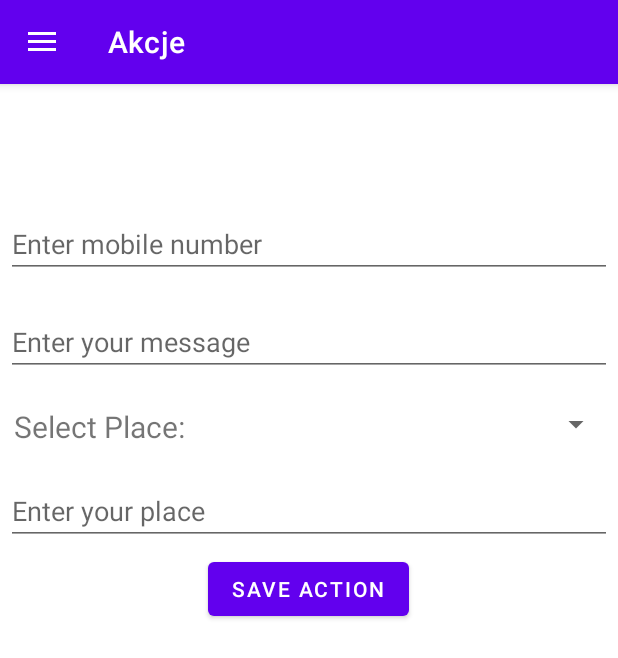
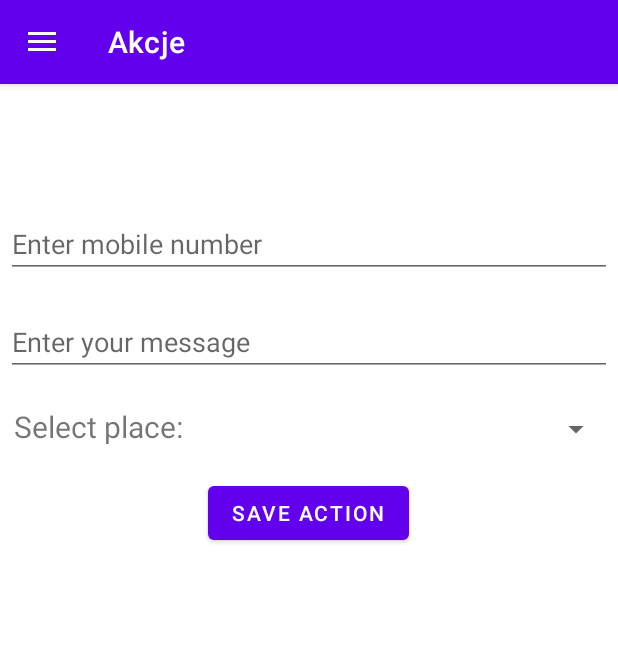
Before and after one commit to minni0n/Remloc, an Android app: the fragment AddActionFragment placed in its activity, on a phone screen of 412 x 824 dp. Shown: the top 658 px of the screen. Run offline under Robolectric (Android 15) with nearby library versions, the phone set to English and light mode, and no system bars; our stand-ins replace CircleImageView, Firebase (no records; nobody signed in at launch, a user with empty details on screens opened directly); pictures from the network do not load.

Commit message:
Edit Place in Firebase

```diff
--- a/app/src/main/AndroidManifest.xml
+++ b/app/src/main/AndroidManifest.xml
@@ -15,9 +15,7 @@
         android:roundIcon="@mipmap/ic_launcher_round"
         android:supportsRtl="true"
         android:theme="@style/Theme.RemLoc1" >
-        <activity
-            android:name=".EditActionActivity"
-            android:exported="false" />
+
         <activity
             android:name=".MapsActivity"
             android:exported="true"
--- a/app/src/main/java/com/example/remloc1/AddActionFragment.kt
+++ b/app/src/main/java/com/example/remloc1/AddActionFragment.kt
@@ -4,10 +4,7 @@ import android.annotation.SuppressLint
 import android.os.Bundle
 import android.view.LayoutInflater
 import android.view.ViewGroup
-import android.widget.Button
-import android.widget.EditText
-import android.widget.LinearLayout
-import android.widget.Toast
+import android.widget.*
 import androidx.fragment.app.Fragment
 import com.example.remloc1.Data.ActionsData
 import com.example.remloc1.databinding.FragmentAddActionBinding
@@ -23,8 +20,10 @@ class AddActionFragment : Fragment() {
     private lateinit var auth: FirebaseAuth
     private lateinit var phoneNumber: EditText
     private lateinit var smsText: EditText
-    private lateinit var placeName: EditText
+    private lateinit var placeName: Spinner
     private lateinit var button: Button
+    private lateinit var spinner: Spinner
+    private lateinit var places: MutableList<String>
 
 //    private val permissionRequest = 101
 
@@ -33,22 +32,45 @@ class AddActionFragment : Fragment() {
         inflater: LayoutInflater, container: ViewGroup?,
         savedInstanceState: Bundle?
     ): LinearLayout {
+
+
         // Inflate the layout for this fragment
         binding = FragmentAddActionBinding.inflate(layoutInflater)
+
+        places = mutableListOf("")
+//        places.clear()
+
+
+        spinner = binding.placesSpinner
+
+        readData()
+
+        val adapter: ArrayAdapter<String>? = activity?.let {
+            ArrayAdapter<String>(
+                it,
+                android.R.layout.simple_spinner_item, places
+            )
+        }
+
+        spinner.adapter = adapter
 
         button = binding.btnSaveAction
         auth = FirebaseAuth.getInstance()
         val uid = auth.currentUser?.uid
 
+//        Toast.makeText(activity, places.toString(), Toast.LENGTH_SHORT).show()
+
         button.setOnClickListener{
 
             phoneNumber = binding.phoneNumber
             smsText = binding.smsText
-            placeName = binding.placeName
+            placeName = binding.placesSpinner
 
             val strPhoneNumber = phoneNumber.text.toString()
             val strSmsText = smsText.text.toString()
-            val strPlaceName = placeName.text.toString()
+            //val strPlaceName = placeName.toString()
+            val strPlaceName: String = binding.placesSpinner.selectedItem.toString()
+
 
             if (uid!= null){
 
@@ -77,7 +99,36 @@ class AddActionFragment : Fragment() {
     }
 
 
+    private fun readData(){
+        auth = FirebaseAuth.getInstance()
+        val uid = auth.currentUser?.uid
 
+        if (uid != null) {
 
+            database = FirebaseDatabase.getInstance("https://remloc1-86738-default-rtdb.europe-west1.firebasedatabase.app").getReference(uid)
+            database.child("Places").get().addOnSuccessListener {
+                if(it.exists()){
 
+                    it.children.forEach{ placeInfo ->
+
+                        val id = placeInfo.key
+
+                        val placeName = placeInfo.child("placeName").value
+//                        val longitude = placeInfo.child("longitude").value
+//                        val latitude = placeInfo.child("latitude").value
+
+                        places.add(placeName.toString())
+
+                    }
+
+                }
+
+            }.addOnFailureListener{
+
+                Toast.makeText(activity, "Failed",Toast.LENGTH_SHORT).show()
+
+            }
+        }
+
+    }
 }
--- a/app/src/main/res/layout/fragment_add_action.xml
+++ b/app/src/main/res/layout/fragment_add_action.xml
@@ -31,7 +31,7 @@
             android:layout_width="wrap_content"
             android:layout_height="wrap_content"
             android:textSize="20dp"
-            android:text="Select Place: "/>
+            android:text="Select place: "/>
 
         <Spinner
             android:id="@+id/places_spinner"
@@ -40,19 +40,12 @@
 
     </LinearLayout>
 
-    <EditText
-        android:id="@+id/placeName"
-        android:layout_marginTop="20dp"
-        android:layout_width="match_parent"
-        android:layout_height="wrap_content"
-        android:hint="Enter your place"
-        android:textColor="@android:color/black" />
     <Button
         android:id="@+id/btnSaveAction"
         android:layout_width="wrap_content"
         android:layout_height="wrap_content"
         android:layout_gravity="center"
-        android:layout_marginTop="5dp"
+        android:layout_marginTop="20dp"
         android:text="Save action" />
 
 
```
Also changed, not shown: app/src/main/java/com/example/remloc1/EditActionActivity.kt (deleted, +0 -11 lines), app/src/main/java/com/example/remloc1/EditPlaceFragment.kt (added, +89 -0 lines), app/src/main/java/com/example/remloc1/PlacesFragment.kt (+15 -5 lines), app/src/main/res/layout/activity_edit_action.xml (deleted, +0 -10 lines), app/src/main/res/layout/fragment_edit_place.xml (added, +58 -0 lines).
